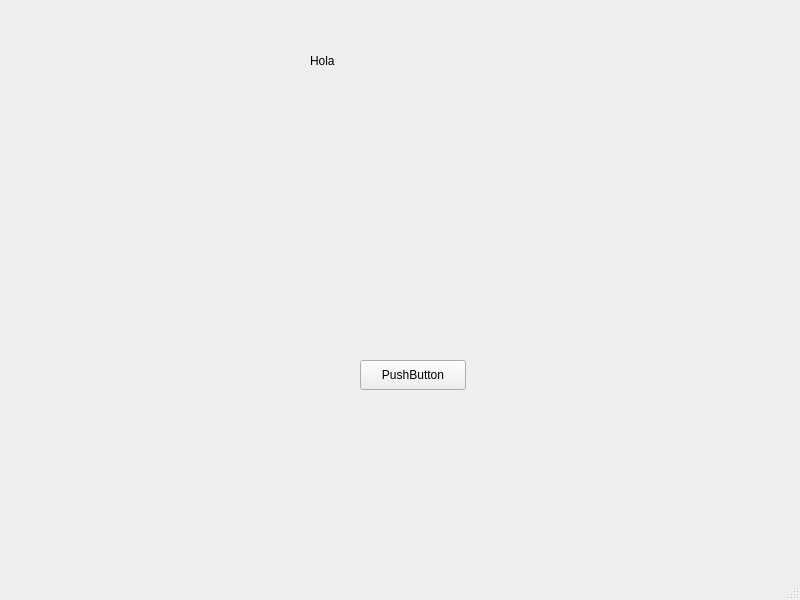
First picture: the form in CEThreads_GUI/mainwindow.ui, repository Dcastroe10/CEThreads, before the edit.
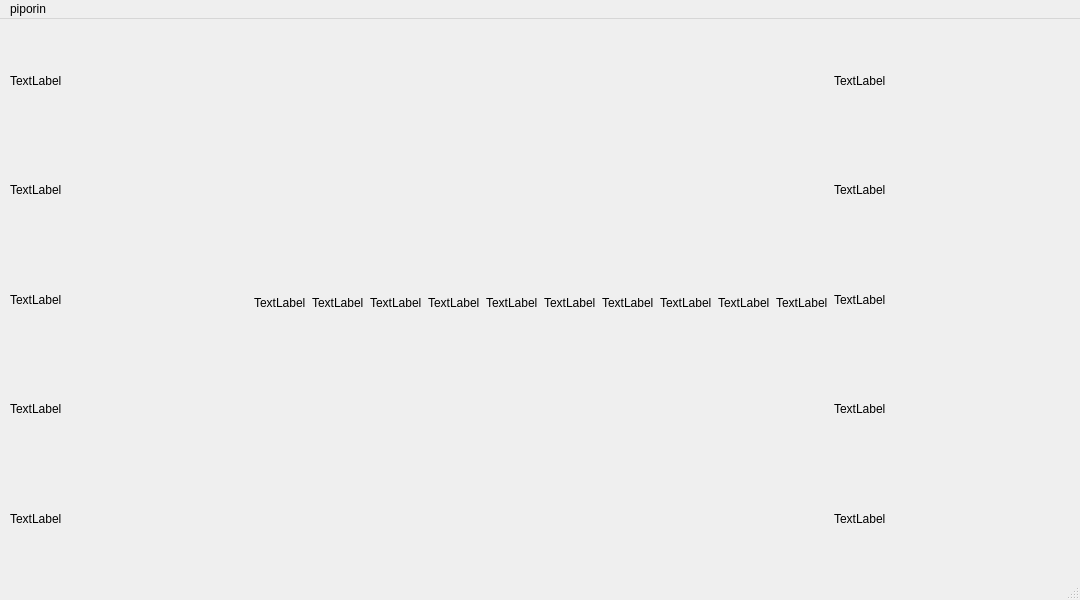
Second picture: the form after the edit. Icons and pictures are not drawn.

Diff of the .ui file:
```diff
--- a/CEThreads_GUI/mainwindow.ui
+++ b/CEThreads_GUI/mainwindow.ui
@@ -6,7 +6,7 @@
    <rect>
     <x>0</x>
     <y>0</y>
-    <width>800</width>
+    <width>1080</width>
     <height>600</height>
    </rect>
   </property>
@@ -14,31 +14,201 @@
    <string>MainWindow</string>
   </property>
   <widget class="QWidget" name="centralwidget">
-   <widget class="QLabel" name="label1">
+   <widget class="QWidget" name="gridLayoutWidget">
     <property name="geometry">
      <rect>
-      <x>310</x>
-      <y>50</y>
-      <width>80</width>
-      <height>21</height>
+      <x>10</x>
+      <y>10</y>
+      <width>1061</width>
+      <height>541</height>
      </rect>
     </property>
-    <property name="text">
-     <string>Hola</string>
-    </property>
-   </widget>
-   <widget class="QPushButton" name="prueba_boton">
-    <property name="geometry">
-     <rect>
-      <x>360</x>
-      <y>360</y>
-      <width>106</width>
-      <height>30</height>
-     </rect>
-    </property>
-    <property name="text">
-     <string>PushButton</string>
-    </property>
+    <layout class="QGridLayout" name="gridLayout">
+     <item row="0" column="1">
+      <spacer name="verticalSpacer_2">
+       <property name="orientation">
+        <enum>Qt::Vertical</enum>
+       </property>
+       <property name="sizeType">
+        <enum>QSizePolicy::Fixed</enum>
+       </property>
+       <property name="sizeHint" stdset="0">
+        <size>
+         <width>20</width>
+         <height>200</height>
+        </size>
+       </property>
+      </spacer>
+     </item>
+     <item row="0" column="0" rowspan="3">
+      <layout class="QVBoxLayout" name="verticalLayout">
+       <item>
+        <widget class="QLabel" name="label_11">
+         <property name="text">
+          <string>TextLabel</string>
+         </property>
+        </widget>
+       </item>
+       <item>
+        <widget class="QLabel" name="label_12">
+         <property name="text">
+          <string>TextLabel</string>
+         </property>
+        </widget>
+       </item>
+       <item>
+        <widget class="QLabel" name="label_13">
+         <property name="text">
+          <string>TextLabel</string>
+         </property>
+        </widget>
+       </item>
+       <item>
+        <widget class="QLabel" name="label_14">
+         <property name="text">
+          <string>TextLabel</string>
+         </property>
+        </widget>
+       </item>
+       <item>
+        <widget class="QLabel" name="label_15">
+         <property name="text">
+          <string>TextLabel</string>
+         </property>
+        </widget>
+       </item>
+      </layout>
+     </item>
+     <item row="1" column="1">
+      <layout class="QHBoxLayout" name="horizontalLayout">
+       <item>
+        <widget class="QLabel" name="canal09">
+         <property name="text">
+          <string>TextLabel</string>
+         </property>
+        </widget>
+       </item>
+       <item>
+        <widget class="QLabel" name="canal08">
+         <property name="text">
+          <string>TextLabel</string>
+         </property>
+        </widget>
+       </item>
+       <item>
+        <widget class="QLabel" name="canal07">
+         <property name="text">
+          <string>TextLabel</string>
+         </property>
+        </widget>
+       </item>
+       <item>
+        <widget class="QLabel" name="canal06">
+         <property name="text">
+          <string>TextLabel</string>
+         </property>
+        </widget>
+       </item>
+       <item>
+        <widget class="QLabel" name="canal05">
+         <property name="text">
+          <string>TextLabel</string>
+         </property>
+        </widget>
+       </item>
+       <item>
+        <widget class="QLabel" name="canal04">
+         <property name="text">
+          <string>TextLabel</string>
+         </property>
+        </widget>
+       </item>
+       <item>
+        <widget class="QLabel" name="canal03">
+         <property name="text">
+          <string>TextLabel</string>
+         </property>
+        </widget>
+       </item>
+       <item>
+        <widget class="QLabel" name="canal02">
+         <property name="text">
+          <string>TextLabel</string>
+         </property>
+        </widget>
+       </item>
+       <item>
+        <widget class="QLabel" name="canal01">
+         <property name="text">
+          <string>TextLabel</string>
+         </property>
+        </widget>
+       </item>
+       <item>
+        <widget class="QLabel" name="canal0">
+         <property name="text">
+          <string>TextLabel</string>
+         </property>
+        </widget>
+       </item>
+      </layout>
+     </item>
+     <item row="2" column="1">
+      <spacer name="verticalSpacer">
+       <property name="orientation">
+        <enum>Qt::Vertical</enum>
+       </property>
+       <property name="sizeType">
+        <enum>QSizePolicy::Fixed</enum>
+       </property>
+       <property name="sizeHint" stdset="0">
+        <size>
+         <width>20</width>
+         <height>200</height>
+        </size>
+       </property>
+      </spacer>
+     </item>
+     <item row="0" column="2" rowspan="3">
+      <layout class="QVBoxLayout" name="verticalLayout_2">
+       <item>
+        <widget class="QLabel" name="label_16">
+         <property name="text">
+          <string>TextLabel</string>
+         </property>
+        </widget>
+       </item>
+       <item>
+        <widget class="QLabel" name="label_17">
+         <property name="text">
+          <string>TextLabel</string>
+         </property>
+        </widget>
+       </item>
+       <item>
+        <widget class="QLabel" name="label_18">
+         <property name="text">
+          <string>TextLabel</string>
+         </property>
+        </widget>
+       </item>
+       <item>
+        <widget class="QLabel" name="label_19">
+         <property name="text">
+          <string>TextLabel</string>
+         </property>
+        </widget>
+       </item>
+       <item>
+        <widget class="QLabel" name="label_20">
+         <property name="text">
+          <string>TextLabel</string>
+         </property>
+        </widget>
+       </item>
+      </layout>
+     </item>
+    </layout>
    </widget>
   </widget>
   <widget class="QMenuBar" name="menubar">
@@ -46,10 +216,27 @@
     <rect>
      <x>0</x>
      <y>0</y>
-     <width>800</width>
-     <height>26</height>
+     <width>1080</width>
+     <height>23</height>
     </rect>
    </property>
+   <widget class="QMenu" name="menupiporin">
+    <property name="title">
+     <string>piporin</string>
+    </property>
+    <widget class="QMenu" name="menucreate_boat">
+     <property name="title">
+      <string>create boat</string>
+     </property>
+     <addaction name="actionleft"/>
+     <addaction name="actionright"/>
+    </widget>
+    <addaction name="menucreate_boat"/>
+    <addaction name="separator"/>
+    <addaction name="separator"/>
+    <addaction name="actionsomething2"/>
+   </widget>
+   <addaction name="menupiporin"/>
   </widget>
   <widget class="QStatusBar" name="statusbar"/>
  </widget>
```
Left out of the diff: 23 changed lines with no effect on the pictures.
